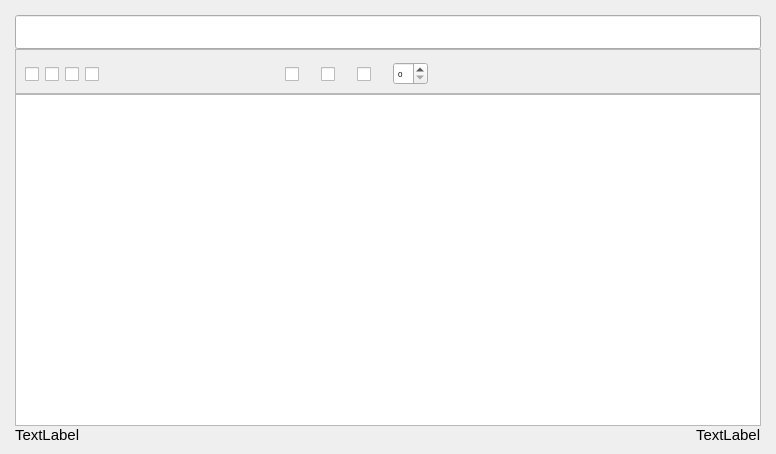
First picture: the form in forms/NoteEditor.ui, repository Patryk-Trojak/Notes, before the edit.
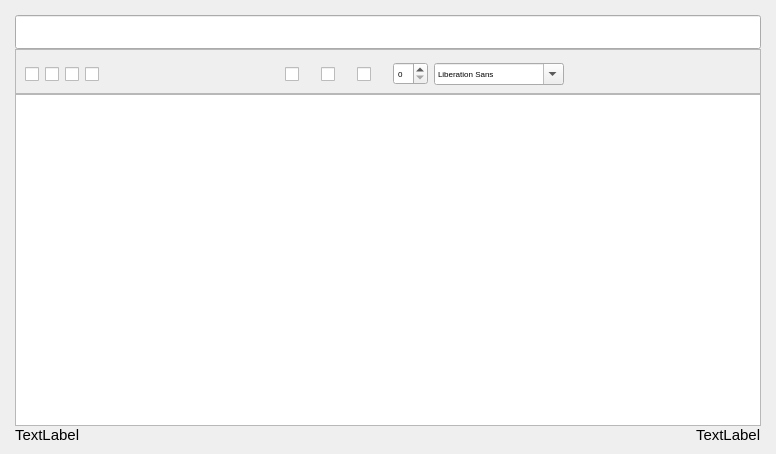
Second picture: the form after the edit. Icons and pictures are not drawn. Custom widgets are drawn as their Qt base class.

Commit message: Add font family combo box to NoteEditor

Patch:
```diff
--- a/forms/NoteEditor.ui
+++ b/forms/NoteEditor.ui
@@ -95,22 +95,25 @@
        <rect>
         <x>0</x>
         <y>0</y>
-        <width>600</width>
+        <width>744</width>
         <height>52</height>
        </rect>
       </property>
       <property name="sizePolicy">
-       <sizepolicy hsizetype="Maximum" vsizetype="Preferred">
+       <sizepolicy hsizetype="Expanding" vsizetype="Preferred">
         <horstretch>0</horstretch>
         <verstretch>0</verstretch>
        </sizepolicy>
       </property>
       <property name="maximumSize">
        <size>
-        <width>600</width>
+        <width>16777215</width>
         <height>16777215</height>
        </size>
       </property>
+      <property name="styleSheet">
+       <string notr="true"/>
+      </property>
       <layout class="QHBoxLayout" name="horizontalLayout_2">
        <item>
         <widget class="QCheckBox" name="boldCheckBox">
@@ -548,6 +551,22 @@
          </property>
         </widget>
        </item>
+       <item>
+        <widget class="QFontComboBox" name="fontFamilyComboBox">
+         <property name="sizePolicy">
+          <sizepolicy hsizetype="Maximum" vsizetype="Fixed">
+           <horstretch>0</horstretch>
+           <verstretch>0</verstretch>
+          </sizepolicy>
+         </property>
+         <property name="maximumSize">
+          <size>
+           <width>130</width>
+           <height>16777215</height>
+          </size>
+         </property>
+        </widget>
+       </item>
        <item>
         <spacer name="horizontalSpacer">
          <property name="orientation">
```
Left out of the diff: 2 changed lines with no effect on the pictures. The commit also changes 2 other files.
